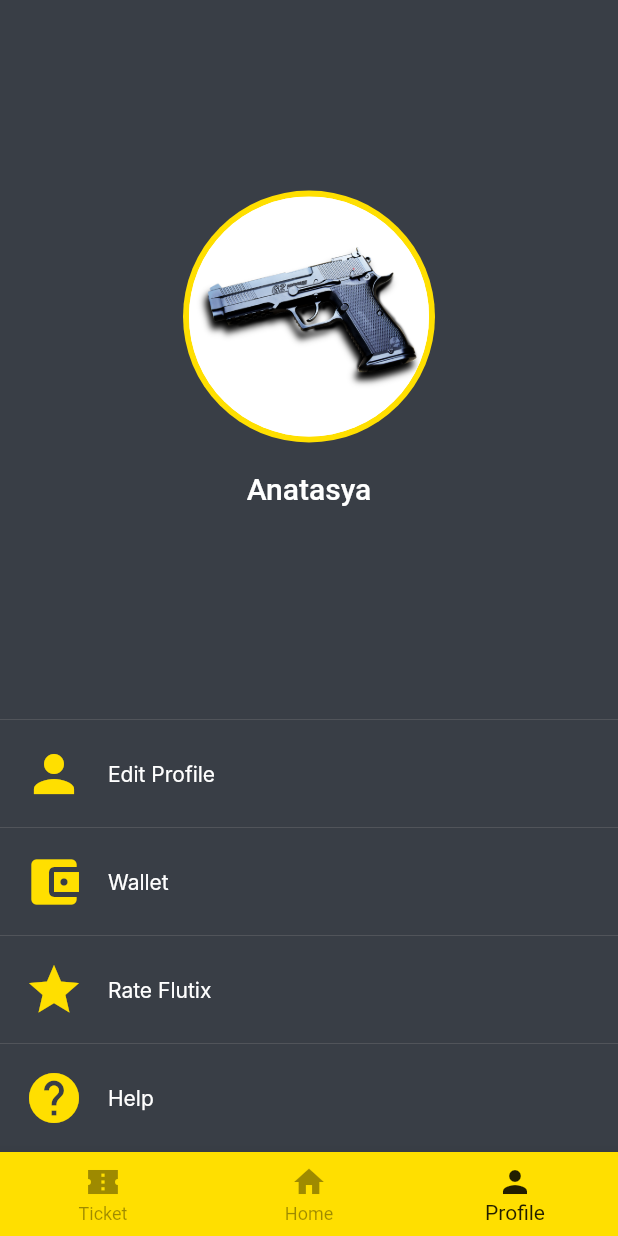
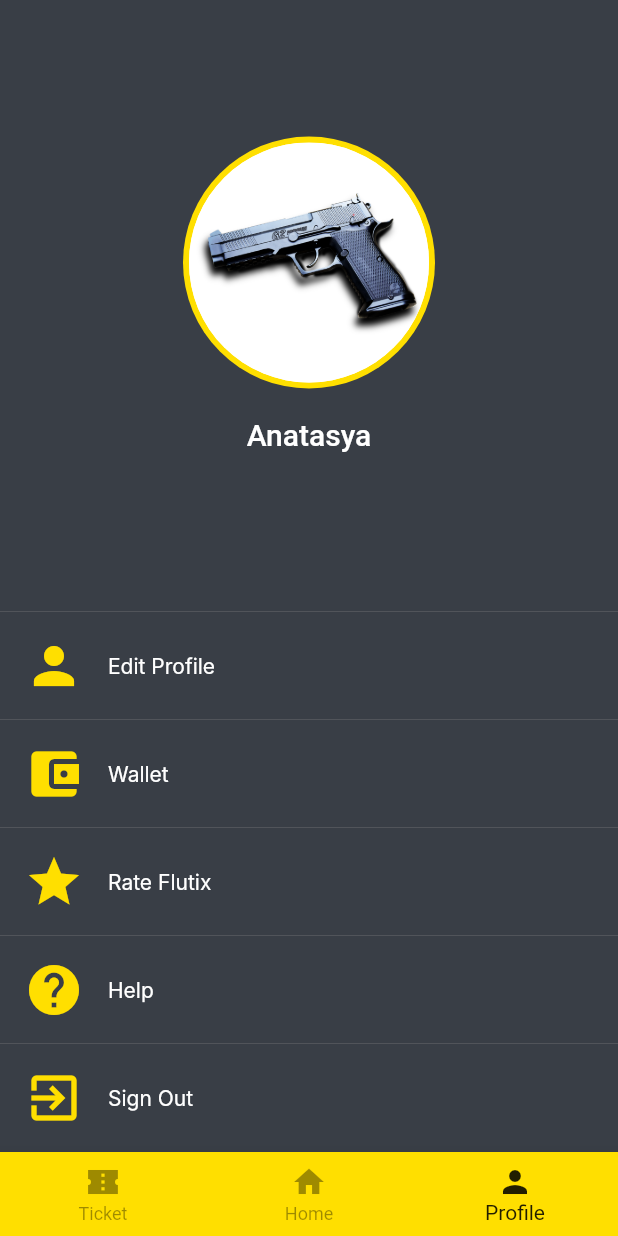
Before and after one commit to Linaeus14/piranti_bergerak, a Flutter app: the ProfilePage screen opened directly, on a phone screen of 412 x 824 dp. Run offline on Flutter 3.47's test engine with Material 2 defaults, Android fonts, the phone set to English and light mode, and no system bars; our stand-ins replace cloud_firestore, firebase_auth, firebase_core, firebase_storage, image_picker, shared_preferences; accounts and stored records are empty; Roboto replaces fonts that are missing (Inter, Raleway).

Commit message:
add: sign out

```diff
--- a/lib/ui/pages/profile_page.dart
+++ b/lib/ui/pages/profile_page.dart
@@ -69,7 +69,8 @@ class _ProfilePageState extends State<ProfilePage> {
                 const Divider(
                     height: 0,
                     color: Color(0xFF888888),
-                    thickness: 0.2), // Garis atas sebelum "Edit Profile" (dengan ketebalan 2)
+                    thickness:
+                        0.2), // Garis atas sebelum "Edit Profile" (dengan ketebalan 2)
                 MenuItem(
                   Icons.person,
                   'Edit Profile',
@@ -122,6 +123,23 @@ class _ProfilePageState extends State<ProfilePage> {
                   isSelected: _selectedMenuIndex == 3,
                   onPressed: () {
                     _selectMenu(3);
+                  },
+                ),
+                const Divider(
+                    height: 0,
+                    color: Color(0xFF888888),
+                    thickness: 0.2), // Garis bawah
+                MenuItem(
+                  Icons.exit_to_app_outlined,
+                  'Sign Out',
+                  isSelected: _selectedMenuIndex == 4,
+                  onPressed: () {
+                    Auth().signOut();
+                    Navigator.of(context).pushReplacement(MaterialPageRoute(
+                      builder: (context) {
+                        return const SignIn();
+                      },
+                    ));
                   },
                 ),
               ],
--- a/lib/ui/pages/signup_page.dart
+++ b/lib/ui/pages/signup_page.dart
@@ -19,7 +19,7 @@ class _SignUpState extends State<SignUp> {
   @override
   void dispose() {
     _ctrlEmail.dispose();
-    _ctrlEmail.dispose();
+    _ctrlPassword.dispose();
     _ctrlNama.dispose();
     super.dispose();
   }
@@ -476,10 +476,11 @@ class _SignUpState extends State<SignUp> {
 
     if (registrationSuccess['success']) {
       // Jika registrasi berhasil, arahkan pengguna ke halaman profil
-      if (!context.mounted) return;
+
       userData.userId = uid;
       await userData.addUserToFirestore(
           uid, _ctrlEmail.text, _ctrlNama.text, imagePath);
+      userData.getData();
 
       if (!context.mounted) return;
       Navigator.of(context).pushReplacement(MaterialPageRoute(
--- a/lib/ui/pages/success_page.dart
+++ b/lib/ui/pages/success_page.dart
@@ -74,9 +74,7 @@ class _SuccessPageState extends State<SuccessPage> {
             ),
             SizedBox(height: 70),
             ElevatedButton(
-              onPressed: () async {
-                Provider.of<UserData>(context, listen: false).getData();
-                if (!context.mounted) return;
+              onPressed: () {
                 Navigator.of(context).pushReplacement(MaterialPageRoute(
                   builder: (context) {
                     return const Home();
@@ -110,6 +108,7 @@ class _SuccessPageState extends State<SuccessPage> {
               onPressed: () {
                 Navigator.of(context).pushReplacement(MaterialPageRoute(
                   builder: (context) {
+                    Auth().signOut();
                     return const SignIn();
                   },
                 ));
--- a/lib/ui/pages/user_profile.dart
+++ b/lib/ui/pages/user_profile.dart
@@ -49,9 +49,10 @@ class _UserProfileState extends State<UserProfile> {
   @override
   Widget build(BuildContext context) {
     var w = MediaQuery.of(context).size.width - 50;
-    var h = MediaQuery.of(context).size.height - 257;
+    var h = MediaQuery.of(context).size.height - 260;
     return Scaffold(
       appBar: AppBar(
+        automaticallyImplyLeading: false,
         backgroundColor: const Color(0xff393e46),
         centerTitle: true,
         title: const Text(
@@ -175,7 +176,7 @@ class _UserProfileState extends State<UserProfile> {
             Container(
               width: w,
               height: h * 2 / 5,
-              margin: const EdgeInsets.fromLTRB(25, 23.5, 25, 86),
+              margin: const EdgeInsets.fromLTRB(25, 20, 25, 86),
               child: Column(
                 mainAxisAlignment: MainAxisAlignment.center,
                 children: [
@@ -277,6 +278,7 @@ class _UserProfileState extends State<UserProfile> {
                               width: 1, color: Color(0xFFFFDF00)),
                         ),
                         onPressed: () {
+                          Auth().signOut();
                           Navigator.of(context)
                               .pushReplacement(MaterialPageRoute(
                             builder: (context) {
```
